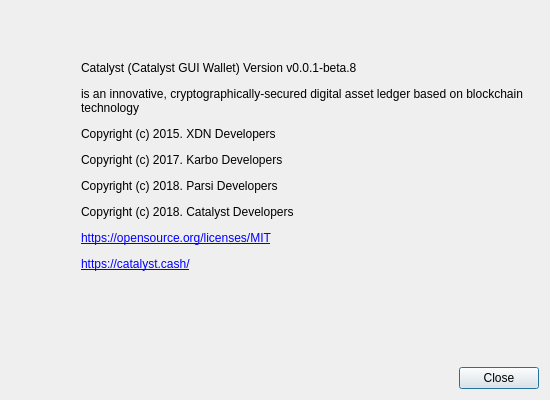
First picture: the form in src/gui/ui/aboutdialog.ui, repository mygirl8893/CatalystGUI-Evo-3.0.4, before the edit.
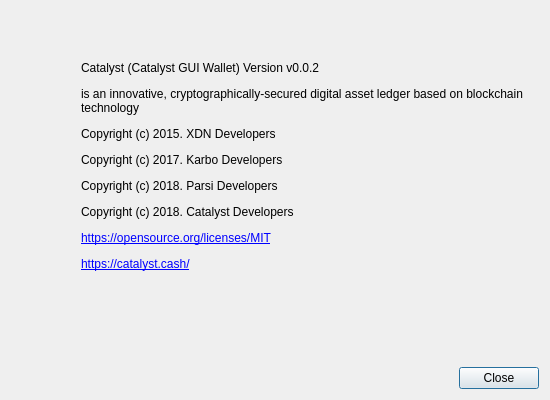
Second picture: the form after the edit. Icons and pictures are not drawn.

Patch:
```diff
--- a/src/gui/ui/aboutdialog.ui
+++ b/src/gui/ui/aboutdialog.ui
@@ -98,7 +98,7 @@
         </size>
        </property>
        <property name="text">
-        <string>&lt;html&gt;&lt;head/&gt;&lt;body&gt;&lt;p&gt;Catalyst (Catalyst GUI Wallet) Version v0.0.1-beta.8&lt;/p&gt;&lt;p&gt;is an innovative, cryptographically-secured digital asset ledger based on blockchain technology&lt;/p&gt;&lt;p&gt;Copyright (c) 2015. XDN Developers&lt;/p&gt;&lt;p&gt;Copyright (c) 2017. Karbo Developers&lt;/p&gt;&lt;p&gt;Copyright (c) 2018. Parsi Developers&lt;/p&gt;&lt;p&gt;Copyright (c) 2018. Catalyst Developers&lt;/p&gt;&lt;p&gt;&lt;a href=&quot;https://opensource.org/licenses/MIT&quot;&gt;&lt;span style=&quot; text-decoration: underline; color:#0000ff;&quot;&gt;https://opensource.org/licenses/MIT&lt;/span&gt;&lt;/a&gt;&lt;/p&gt;&lt;p&gt;&lt;a href=&quot;Https://catalyst.cash/&quot;&gt;&lt;span style=&quot; text-decoration: underline; color:#0000ff;&quot;&gt;https://catalyst.cash/&lt;/span&gt;&lt;/a&gt;&lt;/p&gt;&lt;/body&gt;&lt;/html&gt;</string>
+        <string>&lt;html&gt;&lt;head/&gt;&lt;body&gt;&lt;p&gt;Catalyst (Catalyst GUI Wallet) Version v0.0.2&lt;/p&gt;&lt;p&gt;is an innovative, cryptographically-secured digital asset ledger based on blockchain technology&lt;/p&gt;&lt;p&gt;Copyright (c) 2015. XDN Developers&lt;/p&gt;&lt;p&gt;Copyright (c) 2017. Karbo Developers&lt;/p&gt;&lt;p&gt;Copyright (c) 2018. Parsi Developers&lt;/p&gt;&lt;p&gt;Copyright (c) 2018. Catalyst Developers&lt;/p&gt;&lt;p&gt;&lt;a href=&quot;https://opensource.org/licenses/MIT&quot;&gt;&lt;span style=&quot; text-decoration: underline; color:#0000ff;&quot;&gt;https://opensource.org/licenses/MIT&lt;/span&gt;&lt;/a&gt;&lt;/p&gt;&lt;p&gt;&lt;a href=&quot;Https://catalyst.cash/&quot;&gt;&lt;span style=&quot; text-decoration: underline; color:#0000ff;&quot;&gt;https://catalyst.cash/&lt;/span&gt;&lt;/a&gt;&lt;/p&gt;&lt;/body&gt;&lt;/html&gt;</string>
        </property>
        <property name="textFormat">
         <enum>Qt::RichText</enum>
```
